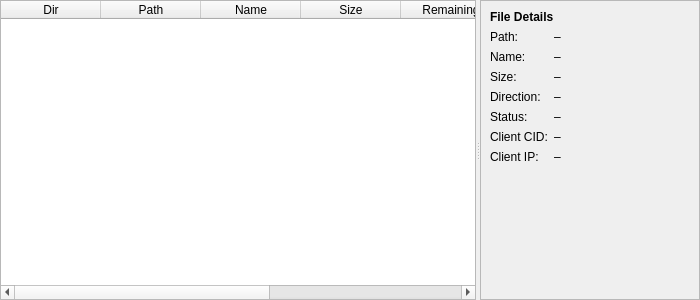
Old version of the form hsync_desktop/ui/file_panel.ui in the repository albertsdk/hsync-desktop.
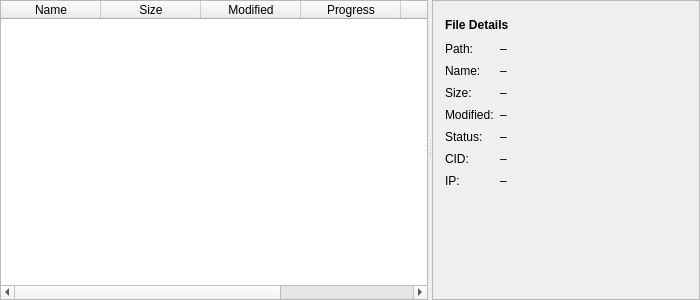
New version of the form.

What changed in the file:
```diff
--- a/hsync_desktop/ui/file_panel.ui
+++ b/hsync_desktop/ui/file_panel.ui
@@ -17,18 +17,11 @@
    </size>
   </property>
   <layout class="QHBoxLayout" name="mainLayout">
-   <property name="leftMargin">
-    <number>0</number>
-   </property>
-   <property name="topMargin">
-    <number>0</number>
-   </property>
-   <property name="rightMargin">
-    <number>0</number>
-   </property>
-   <property name="bottomMargin">
-    <number>0</number>
-   </property>
+   <property name="leftMargin"><number>0</number></property>
+   <property name="topMargin"><number>0</number></property>
+   <property name="rightMargin"><number>0</number></property>
+   <property name="bottomMargin"><number>0</number></property>
+   <property name="spacing"><number>0</number></property>
    <item>
     <widget class="QSplitter" name="splitter">
      <property name="orientation">
@@ -55,45 +48,25 @@
        <bool>false</bool>
       </property>
       <property name="columnCount">
-       <number>7</number>
+       <number>6</number>
       </property>
       <column>
-       <property name="text">
-        <string>Dir</string>
-       </property>
-       <property name="toolTip">
-        <string>Direction (download/upload)</string>
-       </property>
+       <property name="text"><string>Name</string></property>
       </column>
       <column>
-       <property name="text">
-        <string>Path</string>
-       </property>
+       <property name="text"><string>Size</string></property>
       </column>
       <column>
-       <property name="text">
-        <string>Name</string>
-       </property>
+       <property name="text"><string>Modified</string></property>
       </column>
       <column>
-       <property name="text">
-        <string>Size</string>
-       </property>
+       <property name="text"><string>Progress</string></property>
       </column>
       <column>
-       <property name="text">
-        <string>Remaining</string>
-       </property>
+       <property name="text"><string>ETA</string></property>
       </column>
       <column>
-       <property name="text">
-        <string>ETA</string>
-       </property>
-      </column>
-      <column>
-       <property name="text">
-        <string>Status</string>
-       </property>
+       <property name="text"><string>Status</string></property>
       </column>
      </widget>
      <!-- File Detail Panel -->
@@ -104,27 +77,50 @@
         <height>0</height>
        </size>
       </property>
+      <property name="maximumSize">
+       <size>
+        <width>300</width>
+        <height>16777215</height>
+       </size>
+      </property>
       <property name="frameShape">
        <enum>QFrame::StyledPanel</enum>
       </property>
-      <property name="frameShadow">
-       <enum>QFrame::Sunken</enum>
-      </property>
       <layout class="QVBoxLayout" name="detailLayout">
+       <property name="leftMargin"><number>12</number></property>
+       <property name="topMargin"><number>12</number></property>
+       <property name="rightMargin"><number>12</number></property>
+       <property name="bottomMargin"><number>12</number></property>
+       <!-- Header row: title + close button -->
        <item>
-        <widget class="QLabel" name="lblDetailTitle">
-         <property name="text">
-          <string>File Details</string>
-         </property>
-         <property name="font">
-          <font>
-           <bold>true</bold>
-          </font>
-         </property>
-        </widget>
+        <layout class="QHBoxLayout" name="detailHeader">
+         <item>
+          <widget class="QLabel" name="lblDetailTitle">
+           <property name="text"><string>File Details</string></property>
+           <property name="font">
+            <font><bold>true</bold></font>
+           </property>
+          </widget>
+         </item>
+         <item>
+          <spacer name="headerSpacer">
+           <property name="orientation"><enum>Qt::Horizontal</enum></property>
+           <property name="sizeHint" stdset="0">
+            <size><width>40</width><height>20</height></size>
+           </property>
+          </spacer>
+         </item>
+         <item>
+          <widget class="QToolButton" name="btnDetailClose">
+           <property name="autoRaise"><bool>true</bool></property>
+          </widget>
+         </item>
+        </layout>
        </item>
+       <!-- Detail form -->
        <item>
         <layout class="QFormLayout" name="detailForm">
+         <property name="verticalSpacing"><number>8</number></property>
          <item row="0" column="0">
           <widget class="QLabel" name="lblFilepath">
            <property name="text">
@@ -174,10 +170,8 @@
           </widget>
          </item>
          <item row="3" column="0">
-          <widget class="QLabel" name="lblDirection">
-           <property name="text">
-            <string>Direction:</string>
-           </property>
+          <widget class="QLabel" name="lblModified">
+           <property name="text"><string>Modified:</string></property>
           </widget>
          </item>
          <item row="3" column="1">
@@ -202,24 +196,19 @@
           </widget>
          </item>
          <item row="5" column="0">
-          <widget class="QLabel" name="lblClientCid">
-           <property name="text">
-            <string>Client CID:</string>
-           </property>
+          <widget class="QLabel" name="lblCid">
+           <property name="text"><string>CID:</string></property>
           </widget>
          </item>
          <item row="5" column="1">
-          <widget class="QLabel" name="valClientCid">
-           <property name="text">
-            <string>–</string>
-           </property>
+          <widget class="QLabel" name="valCid">
+           <property name="text"><string>–</string></property>
+           <property name="wordWrap"><bool>true</bool></property>
           </widget>
          </item>
          <item row="6" column="0">
-          <widget class="QLabel" name="lblClientIp">
-           <property name="text">
-            <string>Client IP:</string>
-           </property>
+          <widget class="QLabel" name="lblIp">
+           <property name="text"><string>IP:</string></property>
           </widget>
          </item>
          <item row="6" column="1">
```
Left out of the diff: 61 changed lines with no effect on the pictures.
